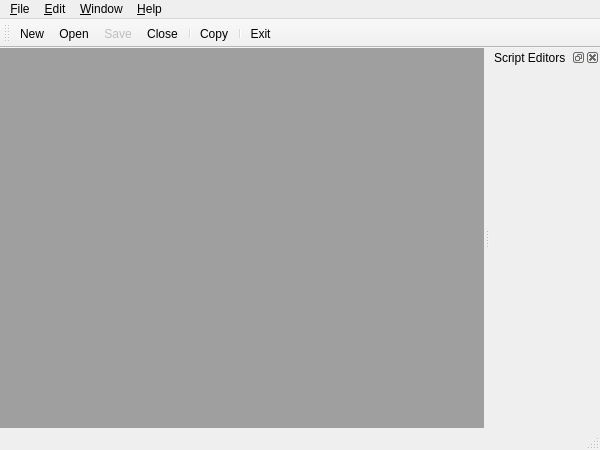
Qt form client/mainwindow.ui (jkdoug/mudder) before a commit.
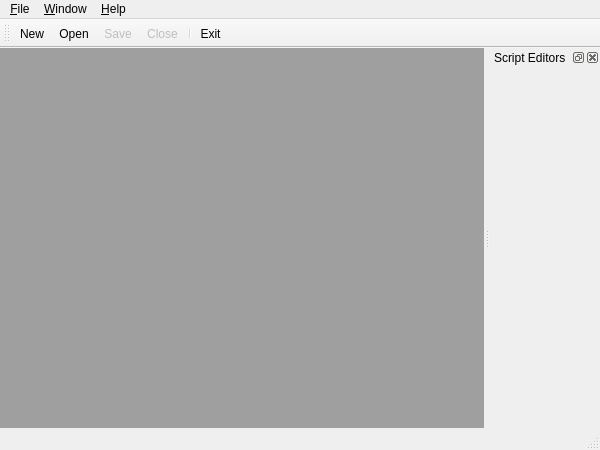
The same form after that commit. Icons and pictures are not drawn.

Commit message: Streamlined file operations and interface

The edit to the form file:
```diff
--- a/client/mainwindow.ui
+++ b/client/mainwindow.ui
@@ -82,12 +82,6 @@
     <addaction name="actionAbout"/>
     <addaction name="actionAboutQt"/>
    </widget>
-   <widget class="QMenu" name="menuEdit">
-    <property name="title">
-     <string>&amp;Edit</string>
-    </property>
-    <addaction name="actionCopy"/>
-   </widget>
    <widget class="QMenu" name="menuWindow">
     <property name="title">
      <string>&amp;Window</string>
@@ -100,7 +94,6 @@
     <addaction name="separator"/>
    </widget>
    <addaction name="menuFile"/>
-   <addaction name="menuEdit"/>
    <addaction name="menuWindow"/>
    <addaction name="menuHelp"/>
   </widget>
@@ -116,8 +109,6 @@
    <addaction name="actionSave"/>
    <addaction name="actionClose"/>
    <addaction name="separator"/>
-   <addaction name="actionCopy"/>
-   <addaction name="separator"/>
    <addaction name="actionExit"/>
   </widget>
   <widget class="QStatusBar" name="statusBar"/>
@@ -241,23 +232,10 @@
     <enum>QAction::AboutQtRole</enum>
    </property>
   </action>
-  <action name="actionCopy">
-   <property name="icon">
-    <iconset>
-     <normalon>:/icons/edit_copy</normalon>
-    </iconset>
-   </property>
-   <property name="text">
-    <string>&amp;Copy</string>
-   </property>
-   <property name="toolTip">
-    <string>Copy the selected text to the clipboard</string>
-   </property>
-   <property name="shortcut">
-    <string>Ctrl+C</string>
-   </property>
-  </action>
   <action name="actionClose">
+   <property name="enabled">
+    <bool>false</bool>
+   </property>
    <property name="icon">
     <iconset>
      <normalon>:/icons/win_close</normalon>
```
The commit also changes 5 other files.
